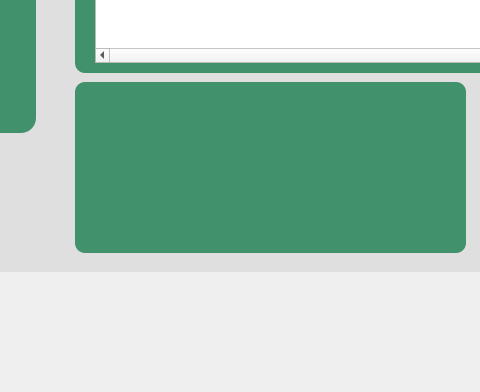
Qt form mainwindow.ui (ridhosoru/MtcApp) before a commit; both pictures show x 135 to 615 and y 408 to 800 of the 1200 by 800 pixel window.
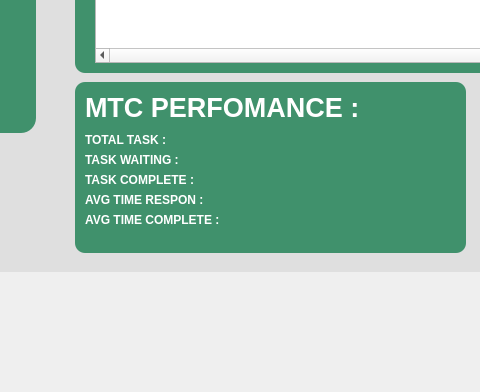
The same form after that commit. Icons and pictures are not drawn.

Patch:
```diff
--- a/mainwindow.ui
+++ b/mainwindow.ui
@@ -338,6 +338,133 @@
      <property name="frameShadow">
       <enum>QFrame::Shadow::Raised</enum>
      </property>
+     <widget class="QLabel" name="label_3">
+      <property name="geometry">
+       <rect>
+        <x>10</x>
+        <y>10</y>
+        <width>311</width>
+        <height>31</height>
+       </rect>
+      </property>
+      <property name="font">
+       <font>
+        <pointsize>20</pointsize>
+        <bold>true</bold>
+       </font>
+      </property>
+      <property name="styleSheet">
+       <string notr="true">color: rgb(255, 255, 255);</string>
+      </property>
+      <property name="text">
+       <string>MTC PERFOMANCE :</string>
+      </property>
+     </widget>
+     <widget class="QLabel" name="label_4">
+      <property name="geometry">
+       <rect>
+        <x>10</x>
+        <y>50</y>
+        <width>271</width>
+        <height>16</height>
+       </rect>
+      </property>
+      <property name="font">
+       <font>
+        <bold>true</bold>
+       </font>
+      </property>
+      <property name="styleSheet">
+       <string notr="true">color: rgb(255, 255, 255);</string>
+      </property>
+      <property name="text">
+       <string>TOTAL TASK :</string>
+      </property>
+     </widget>
+     <widget class="QLabel" name="label_5">
+      <property name="geometry">
+       <rect>
+        <x>10</x>
+        <y>70</y>
+        <width>271</width>
+        <height>16</height>
+       </rect>
+      </property>
+      <property name="font">
+       <font>
+        <bold>true</bold>
+       </font>
+      </property>
+      <property name="styleSheet">
+       <string notr="true">color: rgb(255, 255, 255);</string>
+      </property>
+      <property name="text">
+       <string>TASK WAITING :</string>
+      </property>
+     </widget>
+     <widget class="QLabel" name="label_6">
+      <property name="geometry">
+       <rect>
+        <x>10</x>
+        <y>90</y>
+        <width>271</width>
+        <height>16</height>
+       </rect>
+      </property>
+      <property name="font">
+       <font>
+        <bold>true</bold>
+       </font>
+      </property>
+      <property name="styleSheet">
+       <string notr="true">color: rgb(255, 255, 255);</string>
+      </property>
+      <property name="text">
+       <string>TASK COMPLETE :</string>
+      </property>
+     </widget>
+     <widget class="QLabel" name="label_7">
+      <property name="geometry">
+       <rect>
+        <x>10</x>
+        <y>110</y>
+        <width>271</width>
+        <height>16</height>
+       </rect>
+      </property>
+      <property name="font">
+       <font>
+        <bold>true</bold>
+       </font>
+      </property>
+      <property name="styleSheet">
+       <string notr="true">color: rgb(255, 255, 255);</string>
+      </property>
+      <property name="text">
+       <string>AVG TIME RESPON :</string>
+      </property>
+     </widget>
+     <widget class="QLabel" name="label_8">
+      <property name="geometry">
+       <rect>
+        <x>10</x>
+        <y>130</y>
+        <width>271</width>
+        <height>16</height>
+       </rect>
+      </property>
+      <property name="font">
+       <font>
+        <bold>true</bold>
+       </font>
+      </property>
+      <property name="styleSheet">
+       <string notr="true">color: rgb(255, 255, 255);</string>
+      </property>
+      <property name="text">
+       <string>AVG TIME COMPLETE :</string>
+      </property>
+     </widget>
     </widget>
     <widget class="QFrame" name="frame_6">
      <property name="geometry">
```
